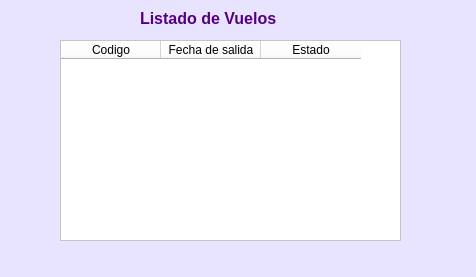
Above: Interfaces Aeropuerto/visualizarVuelos.ui from vanesagustin98/Aerocamp before the change. Below: the same form after it.
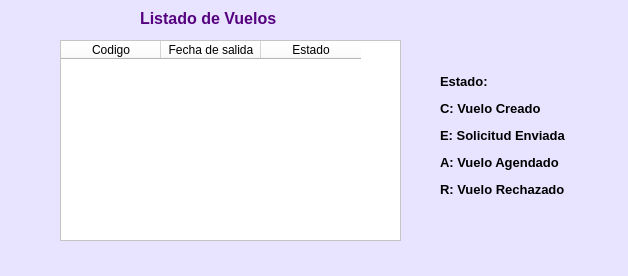
That is the form after the change.

The edit to the form file:
```diff
--- a/Interfaces Aeropuerto/visualizarVuelos.ui
+++ b/Interfaces Aeropuerto/visualizarVuelos.ui
@@ -6,8 +6,8 @@
    <rect>
     <x>0</x>
     <y>0</y>
-    <width>476</width>
-    <height>277</height>
+    <width>628</width>
+    <height>276</height>
    </rect>
   </property>
   <property name="windowTitle">
@@ -67,6 +67,19 @@
     <string>Listado de Vuelos</string>
    </property>
   </widget>
+  <widget class="QLabel" name="label_3">
+   <property name="geometry">
+    <rect>
+     <x>440</x>
+     <y>70</y>
+     <width>151</width>
+     <height>131</height>
+    </rect>
+   </property>
+   <property name="text">
+    <string>&lt;html&gt;&lt;head/&gt;&lt;body&gt;&lt;p&gt;&lt;span style=&quot; font-size:10pt; font-weight:600;&quot;&gt;      Estado:&lt;/span&gt;&lt;/p&gt;&lt;p align=&quot;justify&quot;&gt;&lt;span style=&quot; font-size:10pt; font-weight:600;&quot;&gt;C: Vuelo Creado&lt;/span&gt;&lt;/p&gt;&lt;p align=&quot;justify&quot;&gt;&lt;span style=&quot; font-size:10pt; font-weight:600;&quot;&gt;E: Solicitud Enviada&lt;/span&gt;&lt;/p&gt;&lt;p align=&quot;justify&quot;&gt;&lt;span style=&quot; font-size:10pt; font-weight:600;&quot;&gt;A: Vuelo Agendado&lt;/span&gt;&lt;/p&gt;&lt;p align=&quot;justify&quot;&gt;&lt;span style=&quot; font-size:10pt; font-weight:600;&quot;&gt;R: Vuelo Rechazado&lt;/span&gt;&lt;/p&gt;&lt;/body&gt;&lt;/html&gt;</string>
+   </property>
+  </widget>
  </widget>
  <resources/>
  <connections/>
```
